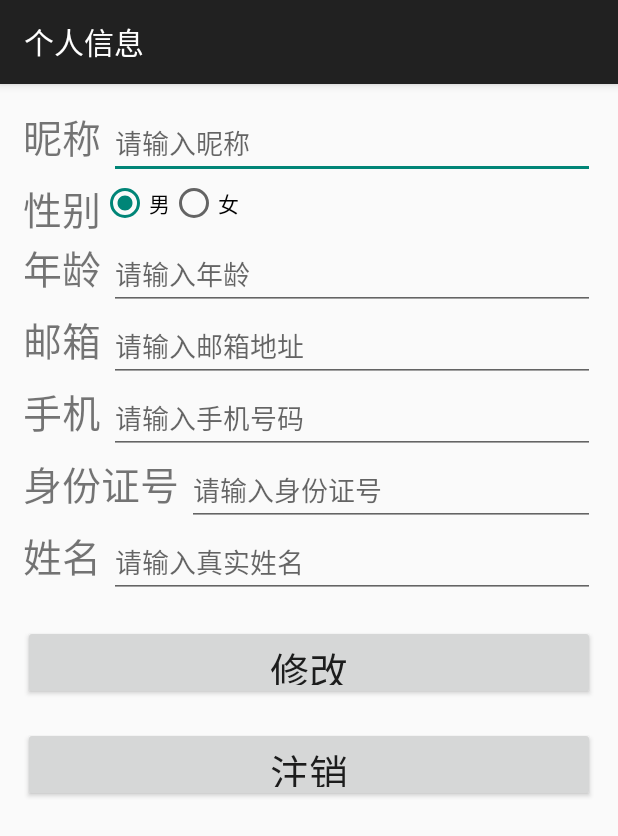
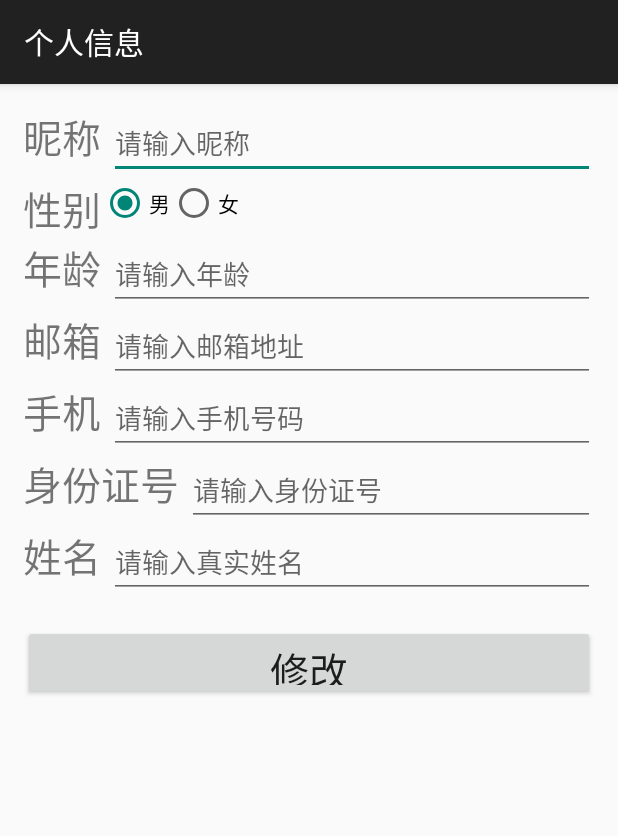
Before and after one commit to keepTrying/hotel, an Android app: the UserInfoActivity screen opened directly, with no data from a screen before it, on a phone screen of 412 x 824 dp. Shown: the top 836 px of the screen. Run offline under Robolectric (Android 15) with nearby library versions, the phone set to English and light mode, and no system bars; 7 statements that could not run were skipped.

Commit message:
no message

```diff
--- a/HotelManager_map/app/src/main/java/com/dreamfactory/hotelmanager/activity/AnswerActivity.java
+++ b/HotelManager_map/app/src/main/java/com/dreamfactory/hotelmanager/activity/AnswerActivity.java
@@ -25,8 +25,8 @@ public class AnswerActivity extends Activity {
         super.onCreate(savedInstanceState);
         setContentView(R.layout.activity_answer);
         submit_btn = (Button) findViewById(R.id.button_submit);
-        m_tv_que = (TextView) findViewById(R.id.phone_tv);
-        m_et_ans = (EditText) findViewById(R.id.id_num_tv);
+        m_tv_que = (TextView) findViewById(R.id.tv_que);
+        m_et_ans = (EditText) findViewById(R.id.et_ans);
 
         final String user_id = savedInstanceState.getString("user_id");
         final String user_que = savedInstanceState.getString("usr_que");
--- a/HotelManager_map/app/src/main/java/com/dreamfactory/hotelmanager/activity/UserInfoActivity.java
+++ b/HotelManager_map/app/src/main/java/com/dreamfactory/hotelmanager/activity/UserInfoActivity.java
@@ -16,9 +16,14 @@ import android.widget.ArrayAdapter;
 import android.widget.AutoCompleteTextView;
 import android.widget.Button;
 import android.widget.EditText;
+import android.widget.RadioButton;
 import android.widget.TextView;
+import android.widget.Toast;
 
 import com.dreamfactory.hotelmanager.R;
+import com.dreamfactory.hotelmanager.module.User;
+import com.dreamfactory.hotelmanager.tools.SeverManager;
+import com.dreamfactory.hotelmanager.tools.UserManager;
 
 import java.util.ArrayList;
 import java.util.List;
@@ -26,15 +31,95 @@ import java.util.List;
 public class UserInfoActivity extends AppCompatActivity {
 
     // UI references.
-    private AutoCompleteTextView mEmailView;
-    private EditText mPasswordView;
-    private View mProgressView;
-    private View mLoginFormView;
+    private EditText m_et_nick_name;
+    private EditText m_et_years;
+    private EditText m_et_email;
+    private EditText m_et_phone;
+    private EditText m_et_id_num;
+    private EditText m_et_name;
+    private RadioButton m_rb_male;
+    private Button m_btn_submit;
+
+    private User me;
+
 
     @Override
     protected void onCreate(Bundle savedInstanceState) {
         super.onCreate(savedInstanceState);
         setContentView(R.layout.user_info);
 
+        m_et_nick_name = (EditText) findViewById(R.id.editText_name);
+        m_et_years = (EditText) findViewById(R.id.editText_years);
+        m_et_email = (EditText) findViewById(R.id.editText_email);
+        m_et_phone = (EditText) findViewById(R.id.editText_phone);
+        m_et_id_num = (EditText) findViewById(R.id.editText_id_num);
+        m_et_name = (EditText) findViewById(R.id.editText_name);
+        m_rb_male = (RadioButton) findViewById(R.id.radioButton_male);
+        m_btn_submit = (Button) findViewById(R.id.button_modify);
+
+        me= UserManager.getInstance(UserInfoActivity.this).getUser();
+
+        m_et_nick_name.setText(me.getUser_nick());
+        m_et_years.setText(me.getUser_years());
+        m_et_email.setText(me.getUser_email());
+        m_et_phone.setText(me.getUser_phone());
+        m_et_id_num.setText(me.getUser_id_num());
+        m_et_name.setText(me.getUser_name());
+        m_rb_male.setSelected(me.getUser_gender()==0?true:false);
+
+        m_btn_submit.setOnClickListener(new OnClickListener() {
+
+            @Override
+            public void onClick(View v) {
+
+                m_btn_submit.setEnabled(false);
+                if (m_et_nick_name.getText().toString().isEmpty()||m_et_years.getText().toString
+                        ().isEmpty()||m_et_email.getText().toString().isEmpty()
+                        ||m_et_phone.getText().toString().isEmpty()||m_et_id_num.getText()
+                        .toString().isEmpty()||m_et_name.getText().toString().isEmpty()
+                        ||m_et_name.getText().toString().isEmpty()){
+                    Toast.makeText(UserInfoActivity.this, "请认真填写所有内容！", Toast.LENGTH_SHORT).show();
+                    return;
+                }
+
+                    final String gender = m_rb_male.isSelected() ? 1 + "" : 0 + "";
+
+                    SeverManager.getInstance(UserInfoActivity.this, new SeverManager.Sever_call_back() {
+                        @Override
+                        public void onResponseSuccess(String obj) {
+                            me.setUser_nick(m_et_nick_name.getText().toString());
+                            me.setUser_years(Integer.parseInt(m_et_years.getText().toString()));
+                            me.setUser_email(m_et_email.getText().toString());
+                            me.setUser_phone(Integer.parseInt(m_et_phone.getText().toString()));
+                            me.setUser_id_num(m_et_id_num.getText().toString());
+                            me.setUser_name(m_et_name.getText().toString());
+                            me.setUser_gender(Integer.parseInt(gender));
+
+                            UserManager.getInstance(UserInfoActivity.this).setUser(me);
+
+                            Toast.makeText(UserInfoActivity.this, "修改成功", Toast.LENGTH_SHORT).show();
+                            m_btn_submit.setEnabled(true);
+                        }
+
+                        @Override
+                        public void onResponseError(int code) {
+                            Toast.makeText(UserInfoActivity.this, String.format("修改失败，错误码：%d",
+                                    code), Toast.LENGTH_SHORT).show();
+                        }
+
+                        @Override
+                        public void onErrorResponse(String volleyError) {
+                            Toast.makeText(UserInfoActivity.this, String.format("修改失败，原因：%s",
+                                    volleyError), Toast.LENGTH_SHORT).show();
+
+                        }
+                    }).user_alter(UserInfoActivity.this, m_et_nick_name.getText().toString(), gender, m_et_years.getText().toString(), m_et_email.getText().toString(), m_et_phone.getText().toString(), m_et_id_num.getText().toString(), m_et_name.getText().toString());
+
+
+            }
+        });
+
+
     }
 }
+}
--- a/HotelManager_map/app/src/main/java/com/dreamfactory/hotelmanager/tools/SeverManager.java
+++ b/HotelManager_map/app/src/main/java/com/dreamfactory/hotelmanager/tools/SeverManager.java
@@ -966,13 +966,15 @@ public class SeverManager{
 
 
     public void onResponse(String obj){
-        dissmissLoading();
+
         Status status= JSON.parseObject(obj,Status.class);
         if (status.getStatus().equals("200")){
             callback.onResponseSuccess(obj);
+            dissmissLoading();
         }else{
 
             callback.onResponseError(Integer.valueOf(status.getStatus()).intValue());
+            dissmissLoading();
 
         }
     }
--- a/HotelManager_map/app/src/main/res/layout/user_info.xml
+++ b/HotelManager_map/app/src/main/res/layout/user_info.xml
@@ -29,12 +29,12 @@
                     android:layout_height="wrap_content"
                     android:textAppearance="?android:attr/textAppearanceSmall"
                     android:text="昵称"
-                    android:id="@+id/textView9"
+                    android:id="@+id/nick_name_tv"
                     android:layout_gravity="top"
                     android:textSize="26sp" />
 
                 <EditText
-                    android:id="@+id/editText7"
+                    android:id="@+id/editText_nick"
                     android:layout_width="fill_parent"
                     android:layout_height="wrap_content"
                     android:hint="请输入昵称"
@@ -71,7 +71,7 @@
                         android:layout_width="wrap_content"
                         android:layout_height="wrap_content"
                         android:text="男"
-                        android:id="@+id/radioButton3"
+                        android:id="@+id/radioButton_male"
                         android:checked="true"
                         android:layout_gravity="center_vertical" />
 
@@ -100,7 +100,7 @@
                     android:textSize="26sp" />
 
                 <EditText
-                    android:id="@+id/editText8"
+                    android:id="@+id/editText_years"
                     android:layout_width="fill_parent"
                     android:layout_height="wrap_content"
                     android:hint="请输入年龄"
@@ -129,7 +129,7 @@
                     android:textSize="26sp" />
 
                 <EditText
-                    android:id="@+id/editText9"
+                    android:id="@+id/editText_email"
                     android:layout_width="fill_parent"
                     android:layout_height="wrap_content"
                     android:hint="请输入邮箱地址"
@@ -158,7 +158,7 @@
                     android:textSize="26sp" />
 
                 <EditText
-                    android:id="@+id/editText12"
+                    android:id="@+id/editText_phone"
                     android:layout_width="fill_parent"
                     android:layout_height="wrap_content"
                     android:hint="请输入手机号码"
@@ -187,7 +187,7 @@
                     android:textSize="26sp" />
 
                 <EditText
-                    android:id="@+id/editText13"
+                    android:id="@+id/editText_id_num"
                     android:layout_width="fill_parent"
                     android:layout_height="wrap_content"
                     android:hint="请输入身份证号"
@@ -216,7 +216,7 @@
                     android:textSize="26sp" />
 
                 <EditText
-                    android:id="@+id/editText14"
+                    android:id="@+id/editText_name"
                     android:layout_width="fill_parent"
                     android:layout_height="wrap_content"
                     android:hint="请输入真实姓名"
@@ -231,7 +231,7 @@
             </LinearLayout>
 
             <Button
-                android:id="@+id/button3"
+                android:id="@+id/button_modify"
                 android:layout_width="match_parent"
                 android:layout_height="50sp"
                 android:layout_marginTop="18dp"
@@ -242,17 +242,17 @@
                 android:enabled="true"
                 android:focusable="false" />
 
-            <Button
-                android:id="@+id/button13"
-                android:layout_width="match_parent"
-                android:layout_height="50sp"
-                android:layout_marginTop="18dp"
-                android:text="注销"
-                android:gravity="center"
-                android:textAlignment="center"
-                android:textSize="26sp"
-                android:enabled="true"
-                android:focusable="false" />
+            <!--<Button-->
+                <!--android:id="@+id/button13"-->
+                <!--android:layout_width="match_parent"-->
+                <!--android:layout_height="50sp"-->
+                <!--android:layout_marginTop="18dp"-->
+                <!--android:text="注销"-->
+                <!--android:gravity="center"-->
+                <!--android:textAlignment="center"-->
+                <!--android:textSize="26sp"-->
+                <!--android:enabled="true"-->
+                <!--android:focusable="false" />-->
         </LinearLayout>
     </ScrollView>
 </LinearLayout>
```
